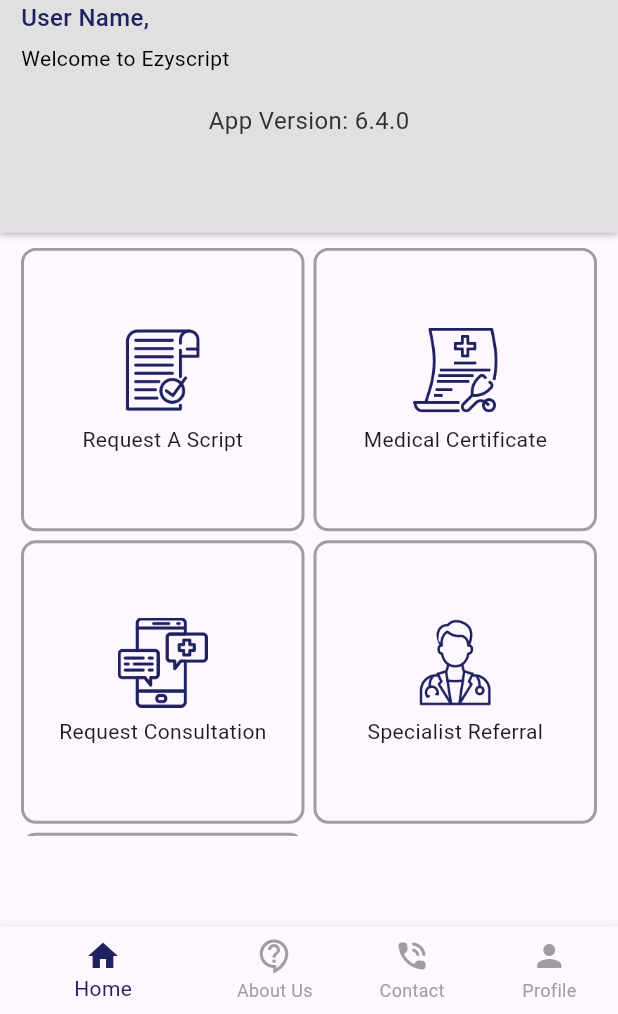
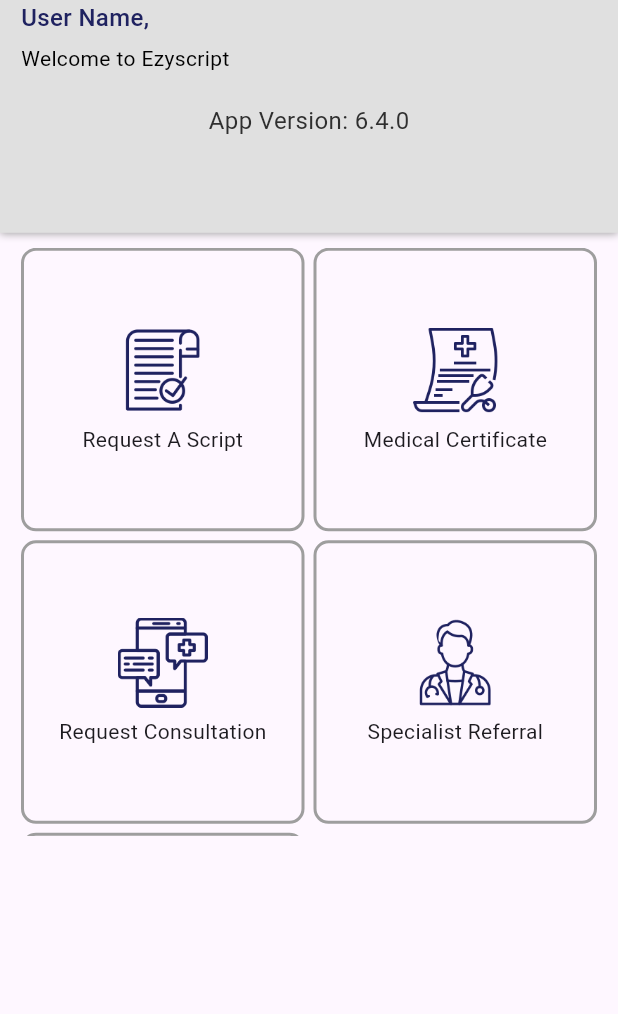
Before and after one commit to PearlOrganisationApplications/ezyscriptsapp, a Flutter app: the HomeScreen screen opened directly, on a phone screen of 412 x 824 dp, the part 222-1236 px from its top. Run offline on Flutter 3.47's test engine with Material 3 defaults, Android fonts, the phone set to English and light mode, and no system bars.

Commit message:
merge to main

```diff
--- a/lib/screens/Home Screen/home_screen.dart
+++ b/lib/screens/Home Screen/home_screen.dart
@@ -4,6 +4,11 @@
 import '../About Us/about_us.dart';
 import '../Contact Us/contact_us.dart';
 import '../Profile Screen/profile_screen.dart';
+import '../my_appointment.dart';
+import '../my_document.dart';
+import '../my_pharmacy.dart';
+import '../my_prescription.dart';
+import '../my_refill.dart';
 
 class HomeScreen extends StatelessWidget {
   const HomeScreen({Key? key}) : super(key: key);
@@ -87,7 +92,7 @@
             )
           ],
         ),
-        bottomNavigationBar:  BottomBar(),
+
       ),
     );
   }
@@ -96,6 +101,15 @@
 
 //******* Grid View class *** //
 class GridItem extends StatelessWidget {
+  final  ScreenList=[
+    MyRefill(),
+    MyDocument(),
+    MyPrescription(),
+    MyPharmacy(doctors: [],),
+
+    MyAppointment()
+
+  ];
 
   final List<Map<String, String>> dataList = [
     {
@@ -131,7 +145,17 @@
         ),
         itemCount: dataList.length,
         itemBuilder: (context, index) {
-          return Container(
+          var screens=ScreenList[index];
+          return InkWell(
+            onTap: (){
+              Navigator.push(
+                context,
+                MaterialPageRoute(
+                  builder: (context) => screens,
+                ),
+              );
+            },
+            child: Container(
               height: 80,
               width: 40,
               decoration: BoxDecoration(
@@ -156,6 +180,7 @@
 
 
               ),
+            ),
           );
         },
 
@@ -165,64 +190,3 @@
 }
 
 // ** Bottom Navigation Bar ***** //
-
-class BottomBar extends StatefulWidget {
-  const BottomBar({Key? key}) : super(key: key);
-
-  @override
-  State<BottomBar> createState() => _BottomBarState();
-}
-
-class _BottomBarState extends State<BottomBar> {
-  int _selectedIndex = 0;
-
-  final List<Widget> _screens =   [
-    HomeScreen(),
-    AboutUs(),
-    ContactUs(),
-    ProfileScreen(),
-  ];
-  void _onItemTapped(int index) {
-    setState(() {
-      _selectedIndex = index;
-    });
-
-    // Use Navigator to push the selected screen onto the stack
-    Navigator.push(
-      context,
-      MaterialPageRoute(builder: (context) => _screens[index]),
-    );
-  }
-  @override
-  Widget build(BuildContext context) {
-    return BottomNavigationBar(
-      backgroundColor: AppColors.primary,
-      showUnselectedLabels: true,
-      items: const [
-        BottomNavigationBarItem(
-          icon: Icon(Icons.home),
-          label: 'Home',
-        ),
-        BottomNavigationBarItem(
-          icon: Icon(Icons.contact_support_outlined),
-          label: 'About Us',
-        ),
-        BottomNavigationBarItem(
-          icon: Icon(Icons.phone_in_talk_rounded),
-          label: 'Contact',
-        ),
-        BottomNavigationBarItem(
-          icon: Icon(Icons.person),
-          label: 'Profile',
-        ),
-      ],
-      currentIndex: _selectedIndex,
-      unselectedLabelStyle: const TextStyle(
-        color: AppColors.primary, // Set the text color for unselected items
-      ),
-      selectedItemColor: AppColors.primary,
-      unselectedItemColor: Colors.grey,
-      onTap: _onItemTapped,
-    );
-  }
-}
```
Also changed, not shown: lib/screens/bottomscreen.dart (added, +67 -0 lines), lib/screens/login_screen.dart (+6 -1 lines). Lines whose indentation alone changed are shown as unchanged.
